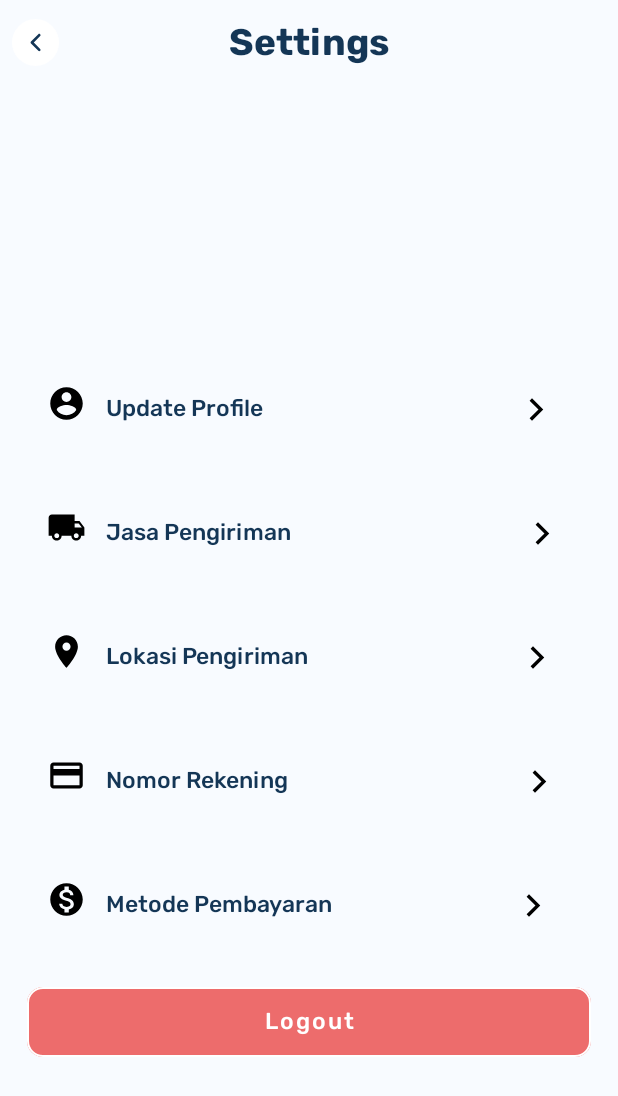
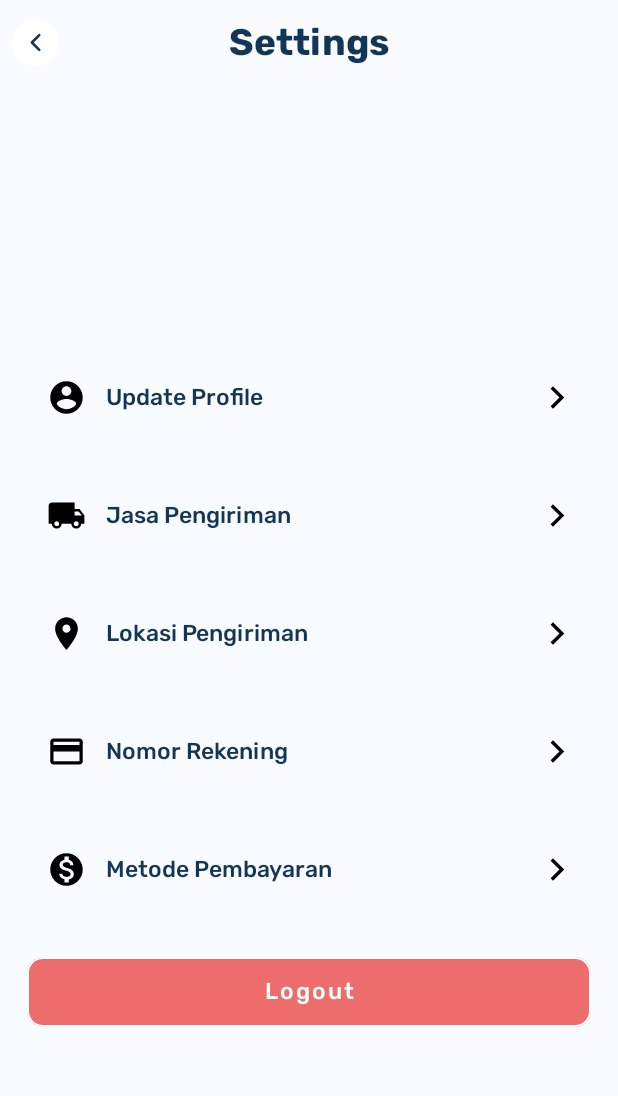
Before and after one commit to Aminurachma/JStore, an Android app: the SettingActivity screen opened directly, with no data from a screen before it, on a phone screen of 412 x 824 dp. Shown: the top 1096 px of the screen. Run offline under Robolectric (Android 15) with nearby library versions, the phone set to English and light mode, and no system bars; our stand-ins replace CircleImageView, Firebase (no records; nobody signed in at launch, a user with empty details on screens opened directly), Timber, sdp/ssp sizes; 1 statement that could not run was skipped.

Commit message:
improve settings layout

```diff
--- a/app/src/main/res/layout/activity_setting.xml
+++ b/app/src/main/res/layout/activity_setting.xml
@@ -46,9 +46,9 @@
 	<LinearLayout
 		android:layout_width="match_parent"
 		android:layout_height="wrap_content"
+		android:layout_marginStart="@dimen/_10sdp"
+		android:layout_marginTop="@dimen/_20sdp"
 		android:orientation="horizontal"
-        android:layout_marginTop="@dimen/_20sdp"
-        android:layout_marginStart="@dimen/_10sdp"
 		android:padding="@dimen/_10sdp">
 
 		<de.hdodenhof.circleimageview.CircleImageView
@@ -64,14 +64,14 @@
 		<androidx.appcompat.widget.LinearLayoutCompat
 			android:layout_width="match_parent"
 			android:layout_height="wrap_content"
+			android:layout_gravity="center"
+			android:layout_marginStart="@dimen/_12sdp"
 			android:orientation="vertical">
 
 			<TextView
 				android:id="@+id/tv_admin_name"
 				android:layout_width="wrap_content"
 				android:layout_height="wrap_content"
-                android:layout_marginHorizontal="@dimen/_8sdp"
-                android:layout_marginTop="@dimen/_8sdp"
 				android:ellipsize="end"
 				android:fontFamily="@font/rubik_medium"
 				android:maxLines="2"
@@ -83,61 +83,55 @@
 				android:id="@+id/tv_admin_email"
 				android:layout_width="wrap_content"
 				android:layout_height="wrap_content"
-                android:layout_marginHorizontal="@dimen/_8sdp"
 				android:layout_marginTop="@dimen/_4sdp"
-                android:layout_marginBottom="@dimen/_8sdp"
 				android:ellipsize="end"
 				android:fontFamily="@font/rubik_regular"
 				android:maxLines="2"
 				android:textColor="@color/colorPrimary"
 				android:textSize="@dimen/_10ssp"
 				tools:text="siapa@siapa.com " />
+
 		</androidx.appcompat.widget.LinearLayoutCompat>
 
 	</LinearLayout>
 
 	<LinearLayout
+		android:layout_width="match_parent"
+		android:layout_height="match_parent"
+		android:orientation="vertical"
 		android:paddingStart="@dimen/_14sdp"
-        android:paddingEnd="@dimen/_14sdp"
-        android:layout_width="match_parent"
-        android:layout_height="wrap_content"
-        android:orientation="vertical">
+		android:paddingEnd="@dimen/_14sdp">
 
 		<LinearLayout
 			android:id="@+id/btn_update_profile"
 			android:layout_width="match_parent"
 			android:layout_height="wrap_content"
-            android:orientation="horizontal"
-            android:layout_gravity="center"
+            android:gravity="center"
 			android:layout_marginTop="@dimen/_20sdp"
 			android:layout_marginBottom="@dimen/_20sdp"
+			android:orientation="horizontal"
 			android:padding="@dimen/_10sdp">
 
 			<androidx.appcompat.widget.AppCompatImageView
 				android:layout_width="@dimen/_20sdp"
 				android:layout_height="@dimen/_20sdp"
-                android:layout_gravity="bottom"
 				app:srcCompat="@drawable/ic_update_user"
 				app:tint="@color/black" />
 
 			<TextView
 				android:id="@+id/tv_update_profile"
-                android:layout_width="wrap_content"
+				android:layout_width="0dp"
+                android:layout_weight="1"
 				android:layout_height="wrap_content"
 				android:layout_marginHorizontal="@dimen/_10sdp"
-                android:layout_marginTop="@dimen/_8sdp"
-                android:ellipsize="end"
 				android:fontFamily="@font/rubik_medium"
-                android:maxLines="2"
+				android:text="@string/update_profile"
 				android:textColor="@color/dark"
-                android:textSize="@dimen/_12ssp"
-                android:text="@string/update_profile"/>
+				android:textSize="@dimen/_12ssp" />
 
 			<androidx.appcompat.widget.AppCompatImageView
 				android:layout_width="@dimen/_14sdp"
 				android:layout_height="@dimen/_14sdp"
-                android:layout_marginStart="@dimen/_123sdp"
-                android:layout_gravity="bottom"
 				app:srcCompat="@drawable/ic_arrow"
 				app:tint="@color/black" />
 
@@ -147,36 +141,31 @@
 			android:id="@+id/btn_jasa_pengiriman"
 			android:layout_width="match_parent"
 			android:layout_height="wrap_content"
+            android:gravity="center"
+			android:layout_marginBottom="@dimen/_20sdp"
 			android:orientation="horizontal"
-            android:layout_marginBottom="@dimen/_20sdp"
-            android:layout_gravity="center"
 			android:padding="@dimen/_10sdp">
 
 			<androidx.appcompat.widget.AppCompatImageView
 				android:layout_width="@dimen/_20sdp"
 				android:layout_height="@dimen/_20sdp"
-                android:layout_gravity="bottom"
 				app:srcCompat="@drawable/ic_baseline_local_shipping"
 				app:tint="@color/black" />
 
 			<TextView
 				android:id="@+id/tv_jasa_pengiriman"
-                android:layout_width="wrap_content"
+                android:layout_width="0dp"
+                android:layout_weight="1"
 				android:layout_height="wrap_content"
 				android:layout_marginHorizontal="@dimen/_10sdp"
-                android:layout_marginTop="@dimen/_8sdp"
-                android:ellipsize="end"
 				android:fontFamily="@font/rubik_medium"
-                android:maxLines="2"
+				android:text="@string/jasa_pengiriman"
 				android:textColor="@color/dark"
-                android:textSize="@dimen/_12ssp"
-                android:text="@string/jasa_pengiriman"/>
+				android:textSize="@dimen/_12ssp" />
 
 			<androidx.appcompat.widget.AppCompatImageView
 				android:layout_width="@dimen/_14sdp"
 				android:layout_height="@dimen/_14sdp"
-                android:layout_marginStart="@dimen/_112sdp"
-                android:layout_gravity="bottom"
 				app:srcCompat="@drawable/ic_arrow"
 				app:tint="@color/black" />
 
@@ -186,36 +175,31 @@
 			android:id="@+id/btn_lokasi_pengiriman"
 			android:layout_width="match_parent"
 			android:layout_height="wrap_content"
+            android:gravity="center"
+			android:layout_marginBottom="@dimen/_20sdp"
 			android:orientation="horizontal"
-            android:layout_gravity="center"
-            android:layout_marginBottom="@dimen/_20sdp"
 			android:padding="@dimen/_10sdp">
 
 			<androidx.appcompat.widget.AppCompatImageView
 				android:layout_width="@dimen/_20sdp"
 				android:layout_height="@dimen/_20sdp"
-                android:layout_gravity="bottom"
 				app:srcCompat="@drawable/ic_baseline_location"
 				app:tint="@color/black" />
 
 			<TextView
 				android:id="@+id/tv_lokasi_pengiriman"
-                android:layout_width="wrap_content"
+				android:layout_width="0dp"
+                android:layout_weight="1"
 				android:layout_height="wrap_content"
 				android:layout_marginHorizontal="@dimen/_10sdp"
-                android:layout_marginTop="@dimen/_8sdp"
-                android:ellipsize="end"
 				android:fontFamily="@font/rubik_medium"
-                android:maxLines="2"
+				android:text="@string/lokasi_pengiriman"
 				android:textColor="@color/dark"
-                android:textSize="@dimen/_12ssp"
-                android:text="@string/lokasi_pengiriman"/>
+				android:textSize="@dimen/_12ssp" />
 
 			<androidx.appcompat.widget.AppCompatImageView
 				android:layout_width="@dimen/_14sdp"
 				android:layout_height="@dimen/_14sdp"
-                android:layout_marginStart="@dimen/_100sdp"
-                android:layout_gravity="bottom"
 				app:srcCompat="@drawable/ic_arrow"
 				app:tint="@color/black" />
 
@@ -225,36 +209,31 @@
 			android:id="@+id/btn_nomor_rekening"
 			android:layout_width="match_parent"
 			android:layout_height="wrap_content"
+            android:gravity="center"
+			android:layout_marginBottom="@dimen/_20sdp"
 			android:orientation="horizontal"
-            android:layout_gravity="center"
-            android:layout_marginBottom="@dimen/_20sdp"
 			android:padding="@dimen/_10sdp">
 
 			<androidx.appcompat.widget.AppCompatImageView
 				android:layout_width="@dimen/_20sdp"
 				android:layout_height="@dimen/_20sdp"
-                android:layout_gravity="bottom"
 				app:srcCompat="@drawable/ic_baseline_credit_card"
 				app:tint="@color/black" />
 
 			<TextView
 				android:id="@+id/tv_nomor_rekening"
-                android:layout_width="wrap_content"
+				android:layout_width="0dp"
+                android:layout_weight="1"
 				android:layout_height="wrap_content"
 				android:layout_marginHorizontal="@dimen/_10sdp"
-                android:layout_marginTop="@dimen/_8sdp"
-                android:ellipsize="end"
 				android:fontFamily="@font/rubik_medium"
-                android:maxLines="2"
+				android:text="@string/nomor_rekening"
 				android:textColor="@color/dark"
-                android:textSize="@dimen/_12ssp"
-                android:text="@string/nomor_rekening"/>
+				android:textSize="@dimen/_12ssp" />
 
 			<androidx.appcompat.widget.AppCompatImageView
 				android:layout_width="@dimen/_14sdp"
 				android:layout_height="@dimen/_14sdp"
-                android:layout_marginStart="@dimen/_112sdp"
-                android:layout_gravity="bottom"
 				app:srcCompat="@drawable/ic_arrow"
 				app:tint="@color/black" />
 
@@ -264,36 +243,30 @@
 			android:id="@+id/btn_metode_pembayaran"
 			android:layout_width="match_parent"
             android:layout_height="wrap_content"
+            android:gravity="center"
             android:orientation="horizontal"
-            android:layout_gravity="center"
-            android:layout_marginBottom="@dimen/_20sdp"
 			android:padding="@dimen/_10sdp">
 
 			<androidx.appcompat.widget.AppCompatImageView
 				android:layout_width="@dimen/_20sdp"
 				android:layout_height="@dimen/_20sdp"
-                android:layout_gravity="bottom"
 				app:srcCompat="@drawable/ic_metode_pembayaran"
 				app:tint="@color/black" />
 
 			<TextView
 				android:id="@+id/tv_metode_pembayaran"
-                android:layout_width="wrap_content"
+				android:layout_width="0dp"
+                android:layout_weight="1"
 				android:layout_height="wrap_content"
 				android:layout_marginHorizontal="@dimen/_10sdp"
-                android:layout_marginTop="@dimen/_8sdp"
-                android:ellipsize="end"
 				android:fontFamily="@font/rubik_medium"
-                android:maxLines="2"
+				android:text="@string/metode_pembayaran"
 				android:textColor="@color/dark"
-                android:textSize="@dimen/_12ssp"
-                android:text="@string/metode_pembayaran"/>
+				android:textSize="@dimen/_12ssp" />
 
 			<androidx.appcompat.widget.AppCompatImageView
 				android:layout_width="@dimen/_14sdp"
 				android:layout_height="@dimen/_14sdp"
-                android:layout_marginStart="@dimen/_86sdp"
-                android:layout_gravity="bottom"
 				app:srcCompat="@drawable/ic_arrow"
 				app:tint="@color/black" />
 
@@ -304,14 +277,15 @@
 			style="@style/Widget.MaterialComponents.Button.UnelevatedButton"
 			android:layout_width="match_parent"
 			android:layout_height="@dimen/_45sdp"
+            android:layout_marginTop="@dimen/_20sdp"
 			android:fontFamily="@font/rubik_medium"
 			android:text="@string/logout"
 			android:textAllCaps="false"
-            app:strokeWidth="1dp"
-            app:strokeColor="@color/white"
 			android:textColor="@color/white"
 			android:textSize="@dimen/_12ssp"
-            app:cornerRadius="@dimen/_8sdp"/>
+			app:cornerRadius="@dimen/_8sdp"
+			app:strokeColor="@color/white"
+			app:strokeWidth="1dp" />
 
 	</LinearLayout>
 
```
Lines whose indentation alone changed are shown as unchanged.
